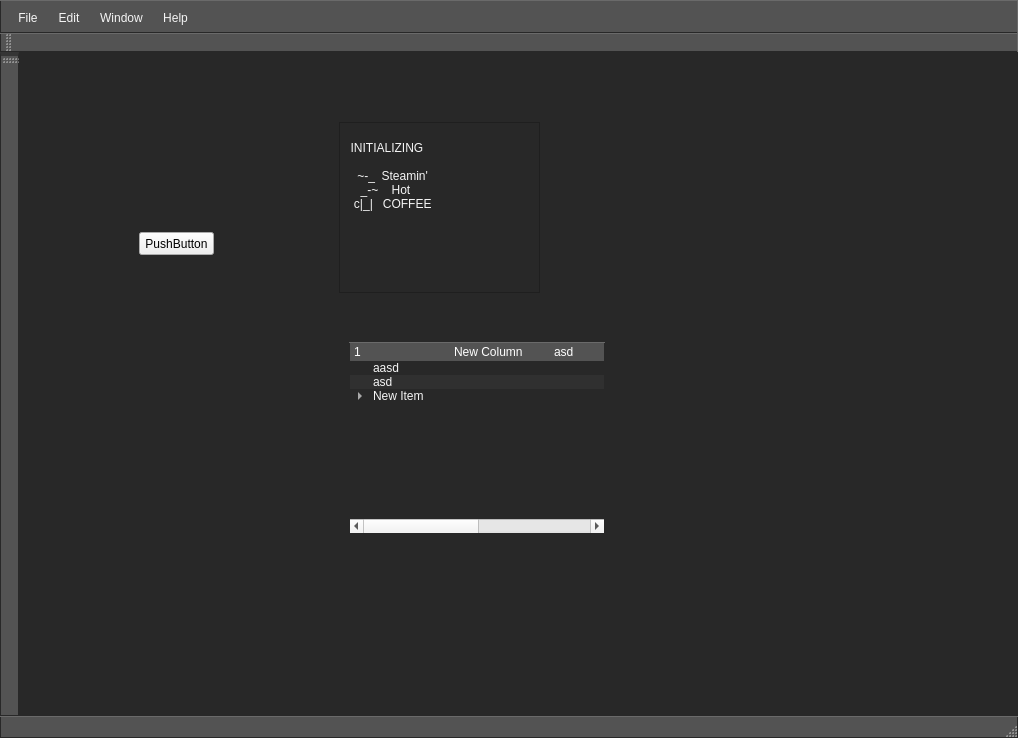
First picture: the form in Source/GUI/MainWindow.ui, repository Adelost/Ultimate-Coffee, before the edit.
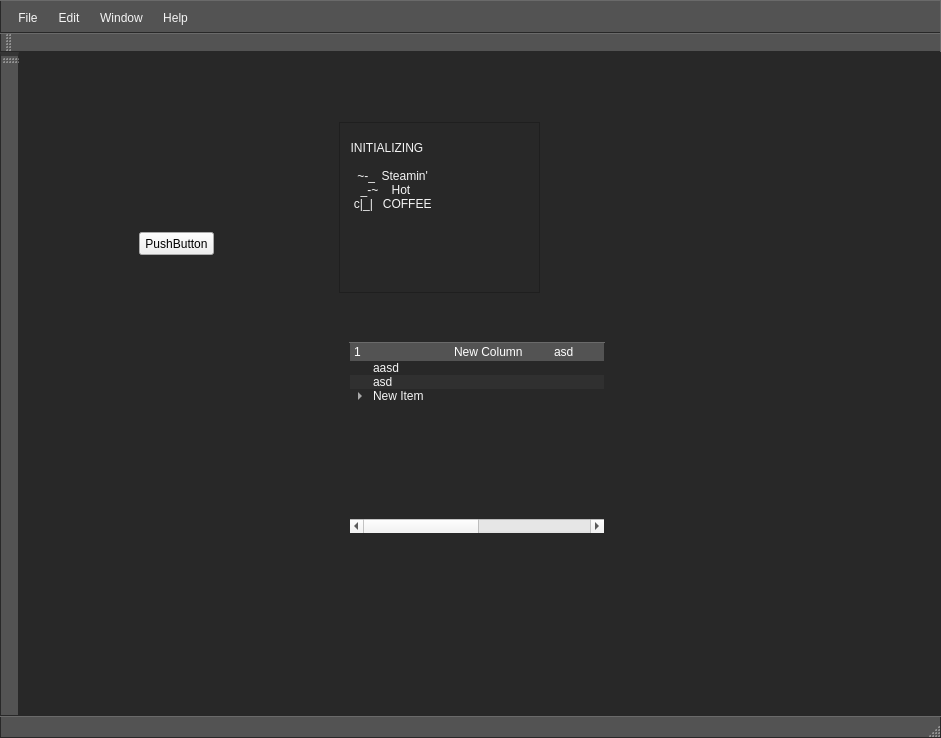
Second picture: the form after the edit. Icons and pictures are not drawn.

Commit message: Made QListwidget readable

The edit to the form file:
```diff
--- a/Source/GUI/MainWindow.ui
+++ b/Source/GUI/MainWindow.ui
@@ -6,7 +6,7 @@
    <rect>
     <x>0</x>
     <y>0</y>
-    <width>1018</width>
+    <width>941</width>
     <height>738</height>
    </rect>
   </property>
@@ -14,7 +14,7 @@
    <string>MainWindow</string>
   </property>
   <property name="styleSheet">
-   <string notr="true">#MainWindow, QPlainTextEdit
+   <string notr="true">#MainWindow
 {
   	background-color: #282828;
 }
@@ -28,6 +28,7 @@
 QAbstractScrollArea, QAbstractItemView
 {
    	color: #f5f5f5;
+	background-color: #282828;
 }
 
 QToolBar, QMenu, QMenuBar, QToolButton, QStatusBar, QDockWidget
@@ -496,7 +497,7 @@
     <rect>
      <x>0</x>
      <y>0</y>
-     <width>1018</width>
+     <width>941</width>
      <height>35</height>
     </rect>
    </property>
```
The commit also changes 1 other file.
